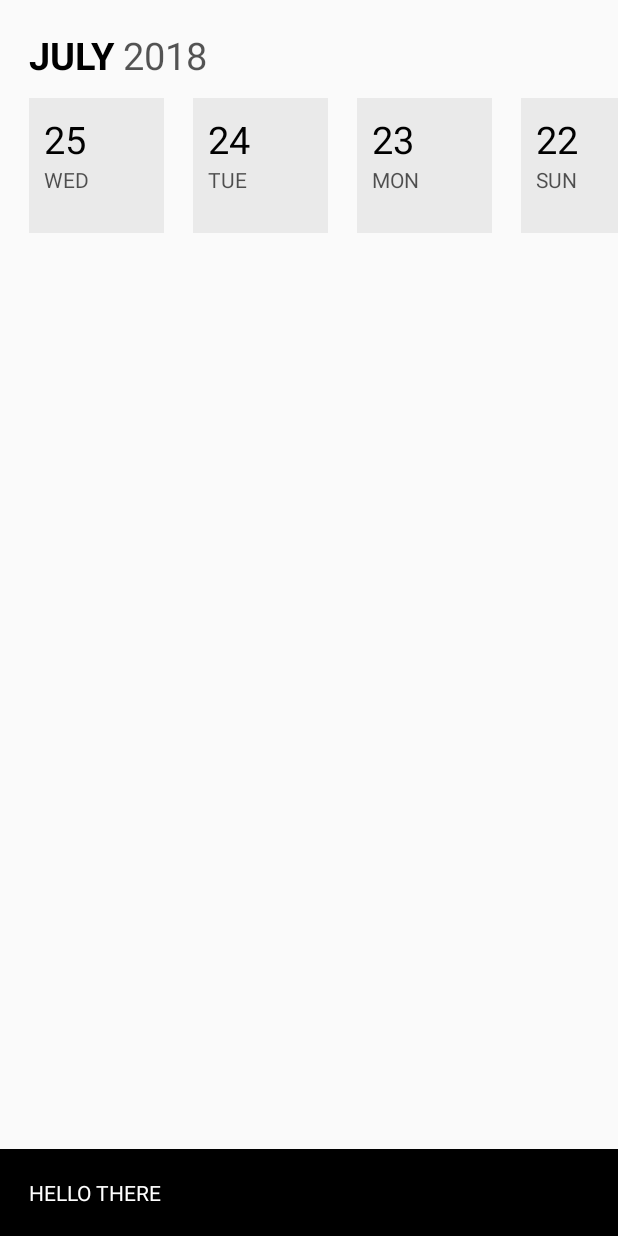
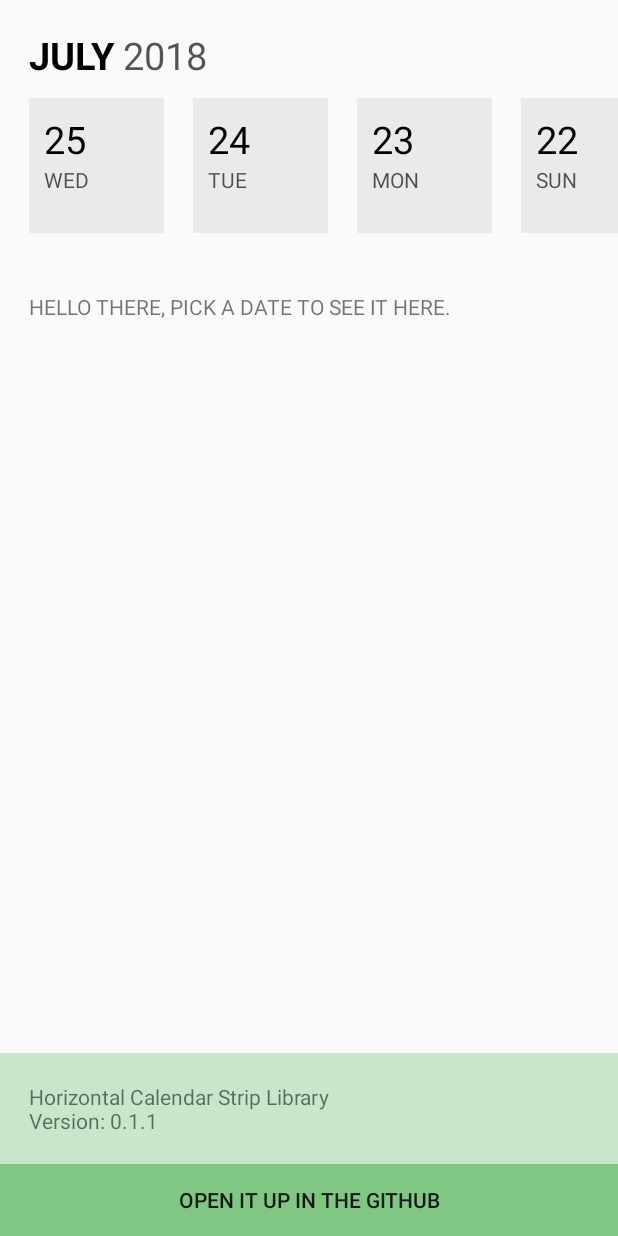
Before and after one commit to greifmatthias/Horizontal-Calendar-Strip, an Android app: the screen it shows after launch (MainActivity), on a phone screen of 412 x 824 dp. Run offline under Robolectric (Android 15) with nearby library versions, the phone set to English and light mode, and no system bars.

Commit message:
Github button added

```diff
--- a/HorizontalCalendar/app/src/main/java/be/greifmatthias/horizontalcalendar/MainActivity.java
+++ b/HorizontalCalendar/app/src/main/java/be/greifmatthias/horizontalcalendar/MainActivity.java
@@ -1,8 +1,11 @@
 package be.greifmatthias.horizontalcalendar;
 
 import android.app.Activity;
+import android.content.Intent;
+import android.net.Uri;
 import android.os.Bundle;
 import android.view.View;
+import android.widget.Button;
 import android.widget.TextView;
 
 import be.greifmatthias.horizontalcalendarstrip.HorizontalCalendar;
@@ -15,13 +18,18 @@ public class MainActivity extends Activity {
         super.onCreate(savedInstanceState);
         setContentView(R.layout.activity_main);
 
+//        Calendar
         final HorizontalCalendar calendar = (HorizontalCalendar)findViewById(R.id.hcCalendar);
 
         calendar.setTouchHandler(new RecyclerViewTouchHandler.ClickListener() {
             @Override
             public void onClick(View view, int position) {
                 TextView t = (TextView)findViewById(R.id.tvTest);
-                t.setText(calendar.getSelected().toLocaleString() + " clicked.");
+                if(calendar.getSelected() != null) {
+                    t.setText(calendar.getSelected().toLocaleString());
+                }else{
+                    t.setText("Rip!!");
+                }
             }
 
             @Override
@@ -29,5 +37,15 @@ public class MainActivity extends Activity {
 
             }
         });
+
+//        Github button
+        Button btnGit = findViewById(R.id.btnGit);
+        btnGit.setOnClickListener(new View.OnClickListener() {
+            @Override
+            public void onClick(View view) {
+                Intent browserIntent = new Intent(Intent.ACTION_VIEW, Uri.parse("https://github.com/greifmatthias/Horizontal-Calendar-Strip"));
+                startActivity(browserIntent);
+            }
+        });
     }
 }
--- a/HorizontalCalendar/app/src/main/res/layout/activity_main.xml
+++ b/HorizontalCalendar/app/src/main/res/layout/activity_main.xml
@@ -6,20 +6,47 @@
     android:layout_height="match_parent"
     tools:context=".MainActivity">
 
-    <be.greifmatthias.horizontalcalendarstrip.HorizontalCalendar
-        android:id="@+id/hcCalendar"
+    <LinearLayout
         android:layout_width="match_parent"
         android:layout_height="wrap_content"
-        android:layout_alignParentTop="true"></be.greifmatthias.horizontalcalendarstrip.HorizontalCalendar>
+        android:orientation="vertical"
+        android:layout_alignParentTop="true">
 
-    <TextView
-        android:id="@+id/tvTest"
+        <be.greifmatthias.horizontalcalendarstrip.HorizontalCalendar
+            android:id="@+id/hcCalendar"
+            android:layout_width="match_parent"
+            android:layout_height="wrap_content"></be.greifmatthias.horizontalcalendarstrip.HorizontalCalendar>
+
+        <TextView
+            android:id="@+id/tvTest"
+            android:layout_width="match_parent"
+            android:layout_height="wrap_content"
+            android:text="Hello there, Pick a date to see it here."
+            android:layout_margin="19dp"
+            android:textAllCaps="true" />
+
+    </LinearLayout>
+
+    <LinearLayout
         android:layout_width="match_parent"
         android:layout_height="wrap_content"
-        android:text="Hello there"
-        android:padding="19dp"
-        android:textAllCaps="true"
-        android:background="#000000"
-        android:textColor="#FFFFFF"
-        android:layout_alignParentBottom="true"/>
+        android:orientation="vertical"
+        android:layout_alignParentBottom="true">
+
+        <TextView
+            android:background="#C8E6C9"
+            android:padding="19dp"
+            android:layout_width="match_parent"
+            android:layout_height="wrap_content"
+            android:text="Horizontal Calendar Strip Library\nVersion: 0.1.1"/>
+
+        <Button
+            android:id="@+id/btnGit"
+            android:layout_width="match_parent"
+            android:layout_height="wrap_content"
+            android:text="Open it up in the Github"
+            style="?android:attr/borderlessButtonStyle"
+            android:background="#81C784"/>
+
+    </LinearLayout>
 </RelativeLayout>
```
